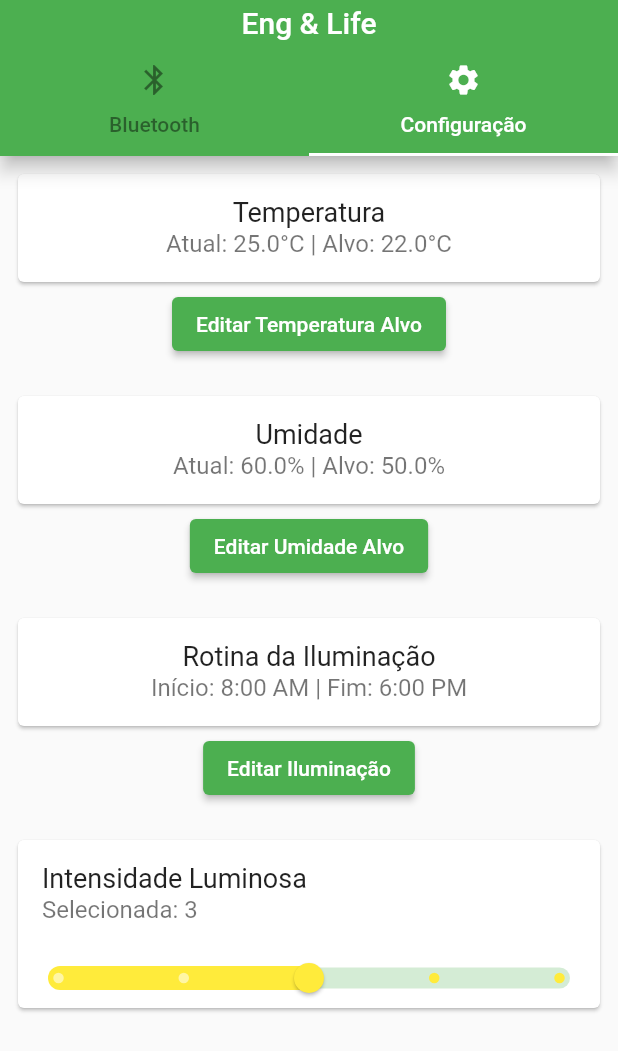
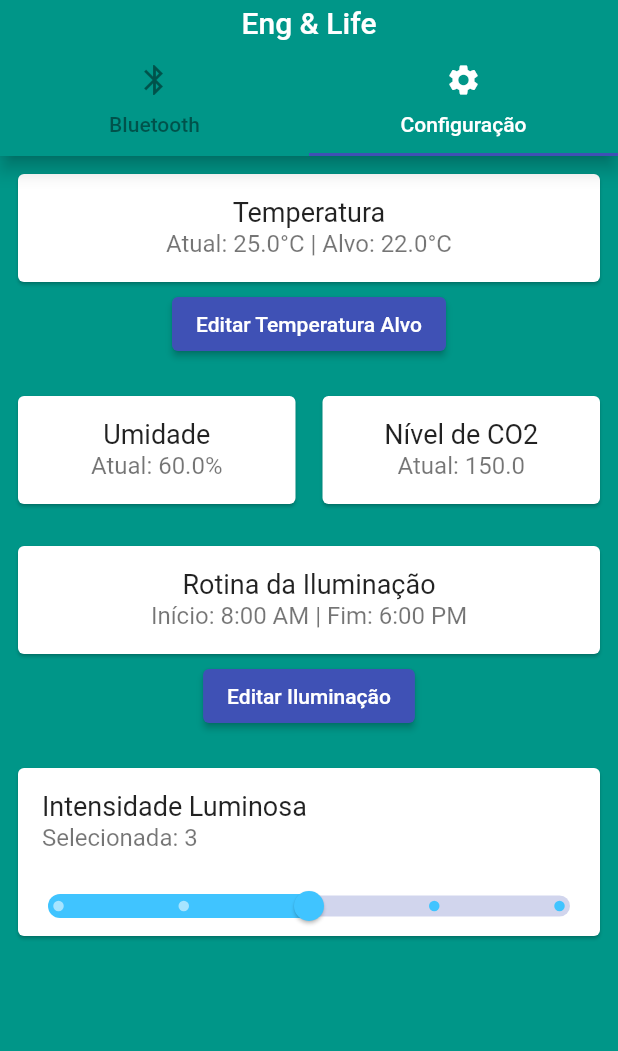
Before and after one commit to Fernando-H-Garcia/estufa, a Flutter app: the screen it shows after launch, tab 2 chosen, on a phone screen of 412 x 824 dp. Shown: the top 1051 px of the screen. Run offline on Flutter 3.47's test engine with Material 2 defaults, Android fonts, the phone set to English and light mode, and no system bars; our stand-ins replace flutter_bluetooth_serial, wakelock.

```diff
--- a/lib/Controle.dart
+++ b/lib/Controle.dart
@@ -18,7 +18,7 @@ class MyApp extends StatelessWidget {
     return MaterialApp(
       title: 'Eng & Life',
       theme: ThemeData(
-        primarySwatch: Colors.green,
+        primarySwatch: Colors.indigo,
       ),
       navigatorKey: navigatorKey, // Assign the navigator key
       home: const MyHomePage(title: 'Eng & Life'),
@@ -57,6 +57,7 @@ class _MyHomePageState extends State<MyHomePage> with TickerProviderStateMixin {
   TimeOfDay startTime = TimeOfDay(hour: 8, minute: 0); // Início da iluminação
   TimeOfDay endTime = TimeOfDay(hour: 18, minute: 0); // Fim da iluminação
   double luminosity = 3.0; // Intensidade luminosa selecionada (varia de 1 a 5)
+  double co2Level=150.0;
 
   int dia = 0;
   int mes = 0;
@@ -96,7 +97,7 @@ class _MyHomePageState extends State<MyHomePage> with TickerProviderStateMixin {
   Widget build(BuildContext context) {
     return Scaffold(
       appBar: AppBar(
-        backgroundColor: Colors.green,
+        backgroundColor: Colors.teal,
         toolbarHeight: 30,
         elevation: 5,
         title: Center(
@@ -247,7 +248,7 @@ class _MyHomePageState extends State<MyHomePage> with TickerProviderStateMixin {
       _showToast(context, 'Conectado a ${device.name}');
       _receivedMessages.clear();
       Timer(const Duration(milliseconds: 1000), () async {
-        await _sendMessage("Info");
+        //await _sendMessage("Info");
       });
       Timer(const Duration(milliseconds: 1000), () {
         goToA300Tab();
@@ -747,53 +748,29 @@ class _MyHomePageState extends State<MyHomePage> with TickerProviderStateMixin {
 
   Color getSliderColor() {
     if (luminosity == 1) {
+      return Colors.cyanAccent;
+    } else if (luminosity == 2) {
+      return Colors.cyan;
+    } else if (luminosity == 3) {
+      return Colors.lightBlueAccent;
+    } else if (luminosity == 4) {
+      return Colors.lightBlue;
+    } else {
       return Colors.blue;
-    } else if (luminosity == 2) {
-      return Colors.green;
-    } else if (luminosity == 3) {
-      return Colors.yellow;
-    } else if (luminosity == 4) {
-      return Colors.orange;
-    } else {
-      return Colors.red;
     }
   }
 
 //TODO  Preciso alterar essa parte para que mostre na lista só o equipamento da estufa
   Widget _buildBluetoothTab() {
-    // Ordenar a lista de dispositivos, colocando os que começam com "A3" no topo
+    // Ordenar a lista de dispositivos
     _devicesList.sort((a, b) {
-      final pattern =
-          RegExp(r'A3(\d+)'); // Padrão para extrair os números após "A3"
-      final aMatch =
-          pattern.firstMatch(a.name ?? ''); // Correspondência nos nomes de a
-      final bMatch =
-          pattern.firstMatch(b.name ?? ''); // Correspondência nos nomes de b
-
-      // Verificar se a e b começam com "A3"
-      final aStartsWithA3 = a.name != null && a.name!.startsWith("A3");
-      final bStartsWithA3 = b.name != null && b.name!.startsWith("A3");
-
-      if (aStartsWithA3 && !bStartsWithA3) {
-        return -1; // a vem antes de b
-      } else if (!aStartsWithA3 && bStartsWithA3) {
-        return 1; // b vem antes de a
-      } else if (aStartsWithA3 && bStartsWithA3) {
-        // Extrair os números encontrados nos nomes de a e b
-        final aNumber = int.parse(aMatch?.group(1) ?? '0');
-        final bNumber = int.parse(bMatch?.group(1) ?? '0');
-
-        // Ordenar em ordem crescente com base nos números após "A3"
-        return aNumber.compareTo(bNumber);
-      } else {
-        return 0; // Manter a ordem original
-      }
-    });
-//TODO  Preciso alterar essa parte para que mostre na lista só o equipamento da estufa
-    // Filtrar os dispositivos cujos nomes iniciam com "A3"
-    final filteredDevicesList = _devicesList.where((device) {
-      return device.name != null && device.name!.startsWith("A3");
-    }).toList();
+      final aName = a.name ?? '';
+      final bName = b.name ?? '';
+      return aName.compareTo(bName);
+    });
+
+    // Mostrar todos os dispositivos na lista
+    final filteredDevicesList = _devicesList;
 
     return SingleChildScrollView(
       child: Column(
@@ -829,7 +806,7 @@ class _MyHomePageState extends State<MyHomePage> with TickerProviderStateMixin {
               const Text('ON ', style: TextStyle(fontSize: 24)),
             ],
           ),
-          const Divider(thickness: 10, color: Colors.green),
+          const Divider(thickness: 5, color: Colors.grey),
           const SizedBox(height: 10),
           const Text(
             'O equipamento não aparece na lista? \nClique em (Buscar Equipamento).',
@@ -844,7 +821,7 @@ class _MyHomePageState extends State<MyHomePage> with TickerProviderStateMixin {
             ), // Substitua pelo nome correto da função
           ),
           const SizedBox(height: 20),
-          const Divider(thickness: 10, color: Colors.green),
+          const Divider(thickness: 5, color: Colors.grey),
           const Text('Selecione o equipamento\n que deseja configurar:',
               style: TextStyle(fontSize: 20)),
           const Divider(thickness: 2, color: Colors.grey),
@@ -855,7 +832,7 @@ class _MyHomePageState extends State<MyHomePage> with TickerProviderStateMixin {
                   borderRadius: BorderRadius.circular(10),
                   side: const BorderSide(
                     width: 6,
-                    color: Colors.green,
+                    color: Colors.grey,
                   ),
                 ),
                 child: ListTile(
@@ -895,7 +872,7 @@ class _MyHomePageState extends State<MyHomePage> with TickerProviderStateMixin {
               ),
             ],
           ),
-          const Divider(thickness: 10, color: Colors.green),
+          const Divider(thickness: 5, color: Colors.grey),
           const SizedBox(height: 50),
         ],
       ),
@@ -904,7 +881,12 @@ class _MyHomePageState extends State<MyHomePage> with TickerProviderStateMixin {
 
 // Method to build the A300 tab
   Widget _buildA300Tab() {
-    return SingleChildScrollView(
+    return DecoratedBox(
+      decoration: BoxDecoration(
+        color: Colors.teal, // Defina a cor de fundo da aba aqui
+      ),
+      child: Container(
+        child: SingleChildScrollView(
           child: Center(
             child: Column(
               mainAxisAlignment: MainAxisAlignment.center,
@@ -938,7 +920,10 @@ class _MyHomePageState extends State<MyHomePage> with TickerProviderStateMixin {
                         child: const Text('Editar Temperatura Alvo'),
                       ),
                       const SizedBox(height: 20),
-                  Card(
+                      Row(
+                        children: [
+                          Expanded(
+                            child: Card(
                               child: ListTile(
                                 title: const Center(
                                   child: Text(
@@ -948,21 +933,36 @@ class _MyHomePageState extends State<MyHomePage> with TickerProviderStateMixin {
                                 ),
                                 subtitle: Center(
                                   child: Text(
-                          'Atual: $humidity% | Alvo: $targetHumidity%',
+                                    'Atual: $humidity%',
                                     style: const TextStyle(fontSize: 16),
                                   ),
                                 ),
                               ),
                             ),
-                  ElevatedButton(
-                    onPressed: () {
-                      // @Todo Lógica para abrir a tela de edição da umidade alvo
-                      // Aqui você pode chamar uma nova página ou exibir um diálogo de edição
-                      // e atualizar o valor de targetHumidity com o valor selecionado pelo usuário
-                    },
-                    child: const Text('Editar Umidade Alvo'),
+                          ),
+                          const SizedBox(width: 10), // Espaçamento horizontal entre os Cards
+                          Expanded(
+                            child: Card(
+                              child: ListTile(
+                                title: const Center(
+                                  child: Text(
+                                    'Nível de CO2',
+                                    style: TextStyle(fontSize: 18),
+                                  ),
+                                ),
+                                subtitle: Center(
+                                  child: Text(
+                                    'Atual: $co2Level',
+                                    style: const TextStyle(fontSize: 16),
+                                  ),
+                                ),
+                              ),
+                            ),
+                          ),
+                        ],
                       ),
                       const SizedBox(height: 20),
+
                       Card(
                         child: ListTile(
                           title: const Center(
@@ -1018,7 +1018,7 @@ class _MyHomePageState extends State<MyHomePage> with TickerProviderStateMixin {
                                   setState(() {
                                     luminosity = value;
                                   });
-                            },
+                                },label: '${luminosity.toInt()}',
                               ),
                             ),
                           ],
@@ -1164,6 +1164,8 @@ class _MyHomePageState extends State<MyHomePage> with TickerProviderStateMixin {
                 ),*/
               ],
             ), //row aqui
+          ),
+        ),
       ),
     );
   }
```
Lines whose indentation alone changed are shown as unchanged.
